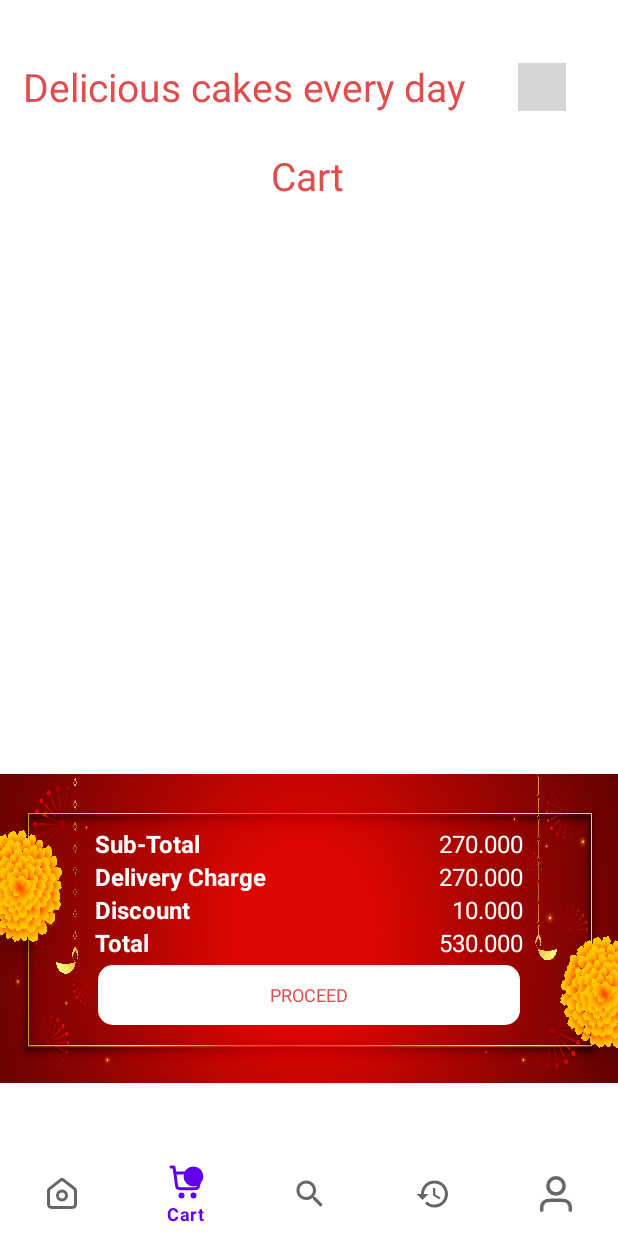
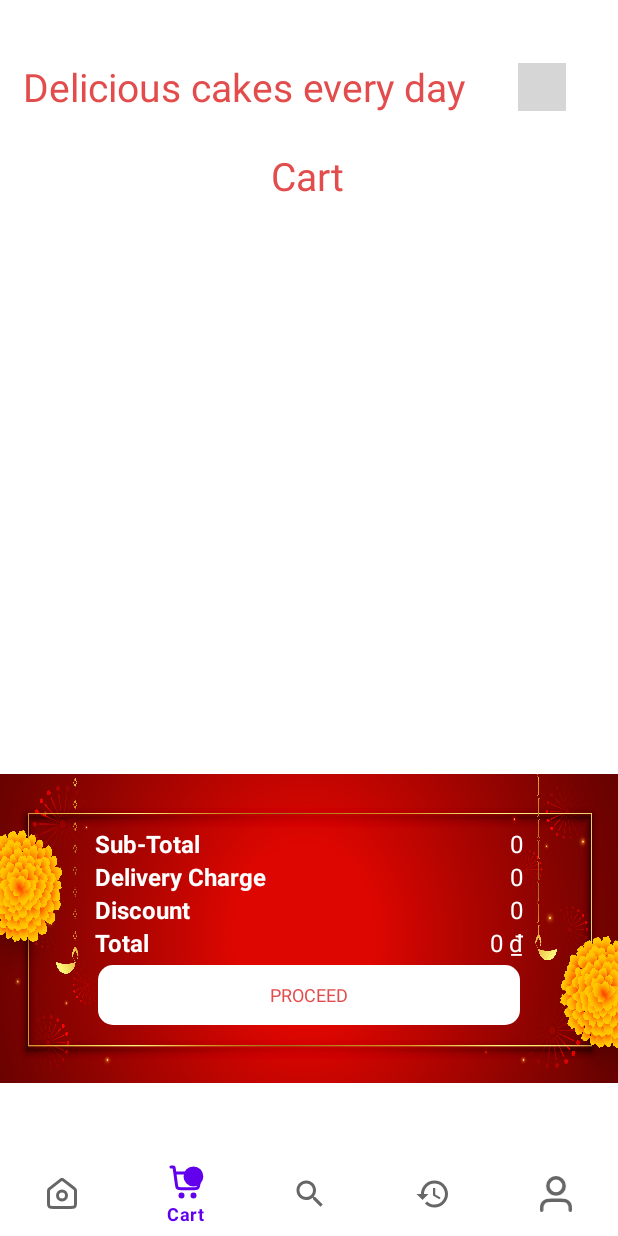
Before and after one commit to levietanh2003/-Food-Ordering-App, an Android app: the CartFragment screen opened through its navigation route, on a phone screen of 412 x 824 dp. Run offline under Robolectric (Android 15) with nearby library versions, the phone set to English and light mode, and no system bars; our stand-ins replace Firebase (no records; nobody signed in at launch, a user with empty details on screens opened directly), navigation-ui; libraries missing offline, so code that uses them is left out: com.denzcoskun.imageslider; Roboto replaces fonts that are not available here; 6 statements that could not run were skipped; grey boxes are pictures that could not be loaded.

Commit message:
Feat: Tang giam cap nhat so luong va tinh tien & Bug : Chua load so luong len tu duoi realtime

```diff
--- a/app/src/main/java/com/example/foodapp/DetailsActivity.kt
+++ b/app/src/main/java/com/example/foodapp/DetailsActivity.kt
@@ -99,7 +99,7 @@ class DetailsActivity : AppCompatActivity() {
                         val existingItem = itemSnapshot.getValue(CartItems::class.java)
                         existingItem?.let {
                             val newQuantity = (it.foodQuantity ?: 0) + 1
-                            itemSnapshot.ref.child("quantity").setValue(newQuantity)
+                            itemSnapshot.ref.child("foodQuantity").setValue(newQuantity)
                         }
                     }
                     Toast.makeText(
--- a/app/src/main/java/com/example/foodapp/Fragment/CartFragment.kt
+++ b/app/src/main/java/com/example/foodapp/Fragment/CartFragment.kt
@@ -14,6 +14,9 @@ import com.example.foodapp.PayOutAcitvity
 import com.example.foodapp.databinding.ActivityCartFragmentBinding
 import com.google.firebase.auth.FirebaseAuth
 import com.google.firebase.database.*
+import java.text.NumberFormat
+import java.util.*
+import kotlin.collections.ArrayList
 
 class CartFragment : Fragment() {
     private lateinit var binding: ActivityCartFragmentBinding
@@ -28,7 +31,7 @@ class CartFragment : Fragment() {
     private lateinit var cartAdapter: CartAdapter
     private lateinit var customerId : String
     private lateinit var typeOfDish : MutableList<String>
-//    private lateinit var totalAmount: String
+    private lateinit var totalAmount: String
 
 
     override fun onCreateView(
@@ -45,13 +48,25 @@ class CartFragment : Fragment() {
         auth = FirebaseAuth.getInstance()
         retrieveCartItems()
 
+        // Lấy tổng giá tiền từ adapter
+//        totalAmount = cartAdapter.updateTotalPrice().toString()
+//        // Hiển thị tổng giá tiền
+//        binding.totalPrice.text = formatPrice(totalAmount)
 
         // xu ly nut thanh toan
         binding.btnProceed.setOnClickListener {
             // get order items details before proceeding to check out
             getItemOrderDetail()
-//            val intent = Intent(requireContext(), PayOutAcitvity::class.java)
-//            startActivity(intent)
+        }
+    }
+
+    private fun formatPrice(price: String?): String {
+        return try {
+            val numberFormat = NumberFormat.getCurrencyInstance(Locale("vi", "VN"))
+            val parsedPrice = price?.toDouble() ?: 0.0
+            numberFormat.format(parsedPrice)
+        } catch (e: Exception) {
+            "0 VNĐ" // Trả về mặc định nếu không thể định dạng giá
         }
     }
 
@@ -195,6 +210,10 @@ class CartFragment : Fragment() {
                 cartAdapter = CartAdapter(requireContext(),foodNames,foodPrices,foodDescriptions,foodImagesUri,quantity,foodIngredients,typeOfDish)
                 binding.recyclerViewCardFood.layoutManager = LinearLayoutManager(requireContext(),LinearLayoutManager.VERTICAL,false)
                 binding.recyclerViewCardFood.adapter = cartAdapter
+
+                // Update total amount after cartAdapter is initialized
+                totalAmount = cartAdapter.updateTotalPrice().toString()
+                binding.totalPrice.text = formatPrice(totalAmount)
             }
 
             override fun onCancelled(error: DatabaseError) {
--- a/app/src/main/java/com/example/foodapp/PayOutAcitvity.kt
+++ b/app/src/main/java/com/example/foodapp/PayOutAcitvity.kt
@@ -72,7 +72,7 @@ class PayOutAcitvity : AppCompatActivity() {
         }
     }
 
-    fun calculateTotalAmount(): Int {
+    private fun calculateTotalAmount(): Int {
         var totalAmount = 0
         for(i in 0 until foodItemPrice.size){
             var price = foodItemPrice[i]
--- a/app/src/main/res/layout/activity_cart_fragment.xml
+++ b/app/src/main/res/layout/activity_cart_fragment.xml
@@ -73,7 +73,7 @@
                 android:layout_width="wrap_content"
                 android:layout_height="wrap_content"
                 android:layout_marginEnd="28dp"
-                android:text="270.000"
+                android:text="0"
                 android:textColor="@color/white"
                 android:textSize="16sp"
                 app:layout_constraintEnd_toEndOf="parent"
@@ -94,7 +94,7 @@
                 android:id="@+id/txt_delivery_charge"
                 android:layout_width="wrap_content"
                 android:layout_height="wrap_content"
-                android:text="270.000"
+                android:text="0"
                 android:textColor="@color/white"
                 android:textSize="16sp"
                 app:layout_constraintEnd_toEndOf="@+id/txt_subTotal"
@@ -115,7 +115,7 @@
                 android:id="@+id/txt_discount"
                 android:layout_width="wrap_content"
                 android:layout_height="wrap_content"
-                android:text="10.000"
+                android:text="0"
                 android:textColor="@color/white"
                 android:textSize="16sp"
                 app:layout_constraintEnd_toEndOf="@+id/txt_delivery_charge"
```
Also changed, not shown: app/src/main/java/com/example/foodapp/Adapter/CartAdapter.kt (+113 -36 lines).
